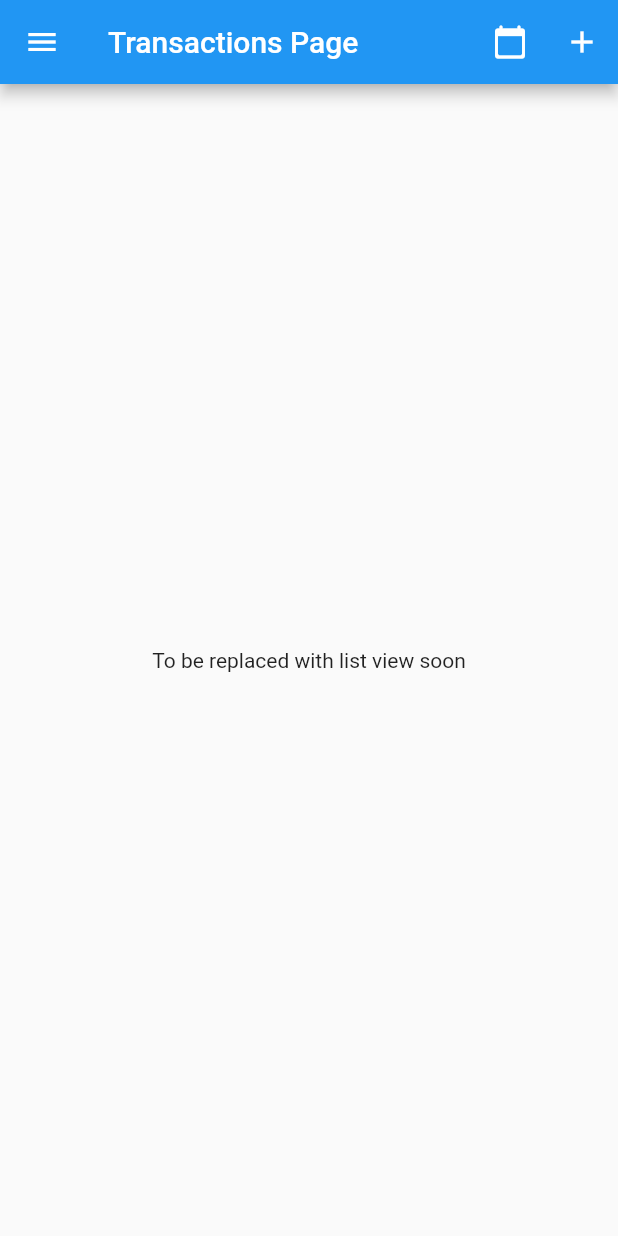
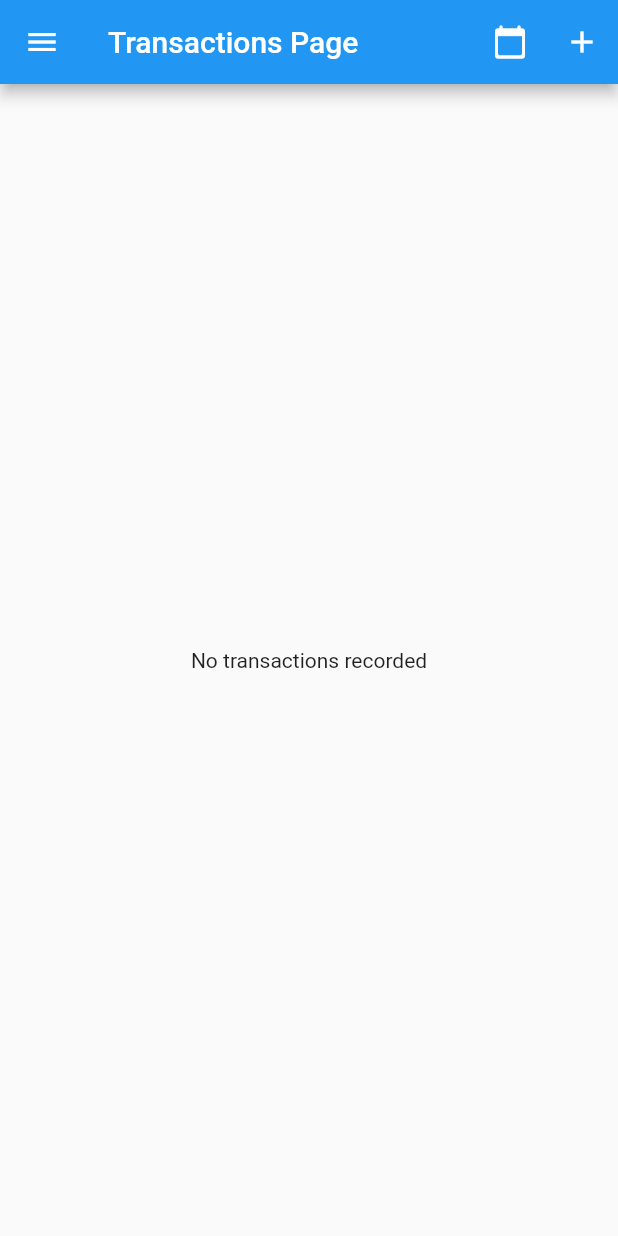
Before and after one commit to ani10sk/ExpenseManager, a Flutter app: the screen it shows after launch, in the side drawer, after a tap on the "add" icon, on a phone screen of 412 x 824 dp. Run offline on Flutter 3.47's test engine with Material 2 defaults, Android fonts, the light colour scheme and no system bars.

Commit message:
Completed add-transaction screen
Completed add-transaction screen and data correctly being displayed in transactions screen. Styling transaction screen next-task

```diff
--- a/lib/main.dart
+++ b/lib/main.dart
@@ -5,11 +5,13 @@ import './screens/add_transaction.dart';
 import 'screens/add_expenditure_type.dart';
 import './screens/add_income_type.dart';
 import './providers/finances.dart';
+import './providers/transactions.dart';
 
 void main() {
-  runApp(MultiProvider(
-      providers: [ChangeNotifierProvider(create: (_) => Finances())],
-      child: MyApp()));
+  runApp(MultiProvider(providers: [
+    ChangeNotifierProvider(create: (_) => Finances()),
+    ChangeNotifierProvider(create: (_) => Transactions())
+  ], child: MyApp()));
 }
 
 class MyApp extends StatelessWidget {
--- a/lib/providers/transactions.dart
+++ b/lib/providers/transactions.dart
@@ -4,13 +4,8 @@ import './transaction.dart';
 class Transactions extends ChangeNotifier {
   List<Transaction> transactions = [];
 
-  List<String> incomeSource = [];
-
-  List<String> transactionType = ['Income', 'Debit', 'Loaned In', 'Loaned Out'];
-
-  List<String> expenditureType = ['Food', 'Rent', 'Water', 'Fuel'];
-
   void addTransaction(Transaction tr) {
     transactions.add(tr);
+    notifyListeners();
   }
 }
--- a/lib/screens/transactions_page.dart
+++ b/lib/screens/transactions_page.dart
@@ -1,5 +1,7 @@
 import 'package:flutter/material.dart';
+import 'package:provider/provider.dart';
 import '../screens/add_transaction.dart';
+import '../providers/transactions.dart';
 import './app_drawer.dart';
 
 class TransactionsPage extends StatelessWidget {
@@ -19,7 +21,16 @@ class TransactionsPage extends StatelessWidget {
         ),
         drawer: AppDrawer(),
         body: Center(
-          child: Text('To be replaced with list view soon'),
+          child: Consumer<Transactions>(
+            builder: (_, tr, __) => tr.transactions.length == 0
+                ? Center(child: Text('No transactions recorded'))
+                : ListView.builder(
+                    itemBuilder: (ctx, i) => ListTile(
+                      leading: Text(tr.transactions[i].purpose),
+                    ),
+                    itemCount: tr.transactions.length,
+                  ),
+          ),
         ));
   }
 }
```
Also changed, not shown: lib/providers/finances.dart (+0 -8 lines), lib/screens/add_expenditure_type.dart (+28 -0 lines), lib/screens/add_income_type.dart (+28 -0 lines), lib/screens/add_transaction.dart (+16 -1 lines), lib/widgets/drop_down_purposes.dart (+12 -2 lines).
